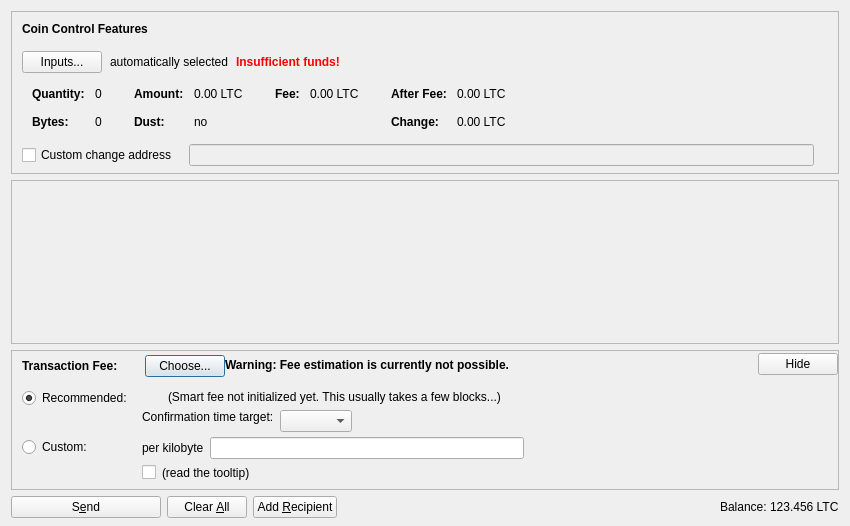
The window that src/qt/forms/sendcoinsdialog.ui (ecurrency-project/ecurrency) describes before a commit, drawn with Qt 5.
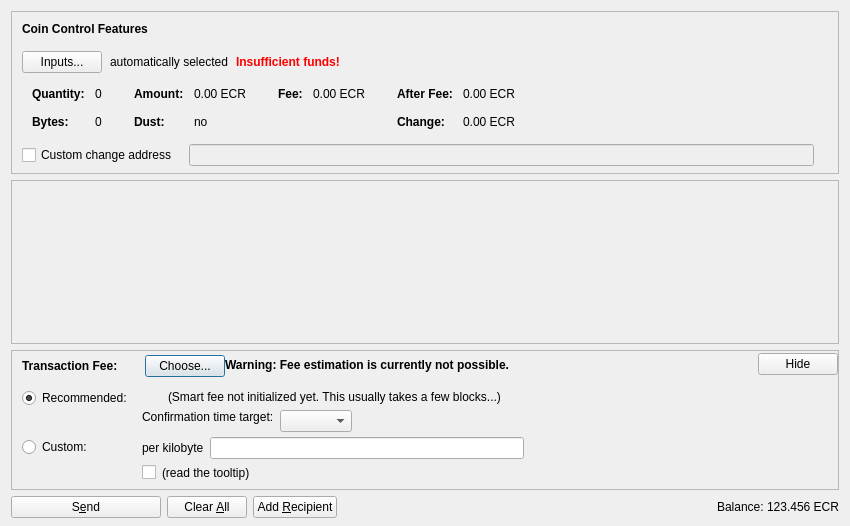
The same window after the commit. Icons and pictures are not drawn. Custom widgets are drawn as their Qt base class.

The edit to the form file:
```diff
--- a/src/qt/forms/sendcoinsdialog.ui
+++ b/src/qt/forms/sendcoinsdialog.ui
@@ -324,7 +324,7 @@
                   <enum>Qt::ActionsContextMenu</enum>
                  </property>
                  <property name="text">
-                  <string notr="true">0.00 LTC</string>
+                  <string notr="true">0.00 ECR</string>
                  </property>
                  <property name="textInteractionFlags">
                   <set>Qt::LinksAccessibleByMouse|Qt::TextSelectableByKeyboard|Qt::TextSelectableByMouse</set>
@@ -404,7 +404,7 @@
                   <enum>Qt::ActionsContextMenu</enum>
                  </property>
                  <property name="text">
-                  <string notr="true">0.00 LTC</string>
+                  <string notr="true">0.00 ECR</string>
                  </property>
                  <property name="textInteractionFlags">
                   <set>Qt::LinksAccessibleByMouse|Qt::TextSelectableByKeyboard|Qt::TextSelectableByMouse</set>
@@ -455,7 +455,7 @@
                   <enum>Qt::ActionsContextMenu</enum>
                  </property>
                  <property name="text">
-                  <string notr="true">0.00 LTC</string>
+                  <string notr="true">0.00 ECR</string>
                  </property>
                  <property name="textInteractionFlags">
                   <set>Qt::LinksAccessibleByMouse|Qt::TextSelectableByKeyboard|Qt::TextSelectableByMouse</set>
@@ -484,7 +484,7 @@
                   <enum>Qt::ActionsContextMenu</enum>
                  </property>
                  <property name="text">
-                  <string notr="true">0.00 LTC</string>
+                  <string notr="true">0.00 ECR</string>
                  </property>
                  <property name="textInteractionFlags">
                   <set>Qt::LinksAccessibleByMouse|Qt::TextSelectableByKeyboard|Qt::TextSelectableByMouse</set>
@@ -1239,7 +1239,7 @@
           <cursorShape>IBeamCursor</cursorShape>
          </property>
          <property name="text">
-          <string notr="true">123.456 LTC</string>
+          <string notr="true">123.456 ECR</string>
          </property>
          <property name="textInteractionFlags">
           <set>Qt::LinksAccessibleByMouse|Qt::TextSelectableByKeyboard|Qt::TextSelectableByMouse</set>
```
